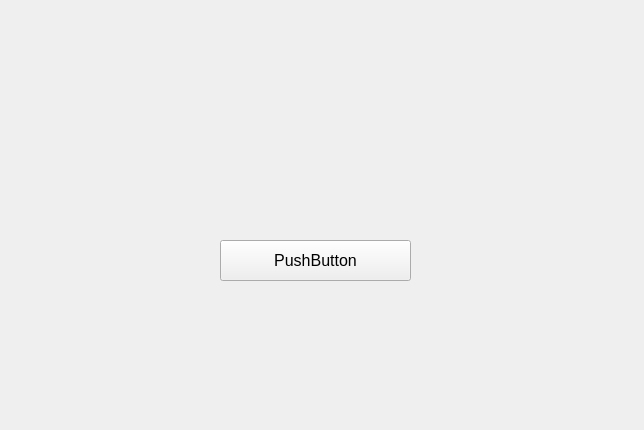
Old version of the form Vass_2/mainwindow.ui in the repository fobannit-studio/Vass-2.
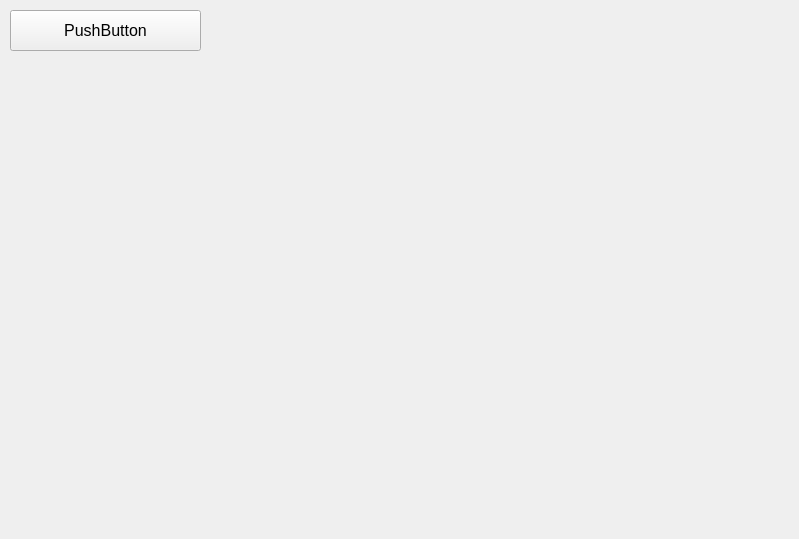
New version of the form. Icons and pictures are not drawn.

```diff
--- a/Vass_2/mainwindow.ui
+++ b/Vass_2/mainwindow.ui
@@ -6,8 +6,8 @@
    <rect>
     <x>0</x>
     <y>0</y>
-    <width>644</width>
-    <height>430</height>
+    <width>799</width>
+    <height>539</height>
    </rect>
   </property>
   <property name="sizePolicy">
@@ -53,8 +53,8 @@
    <widget class="QPushButton" name="pushButton">
     <property name="geometry">
      <rect>
-      <x>220</x>
-      <y>240</y>
+      <x>10</x>
+      <y>10</y>
       <width>191</width>
       <height>41</height>
      </rect>
```
Left out of the diff: 2 changed lines with no effect on the pictures.
